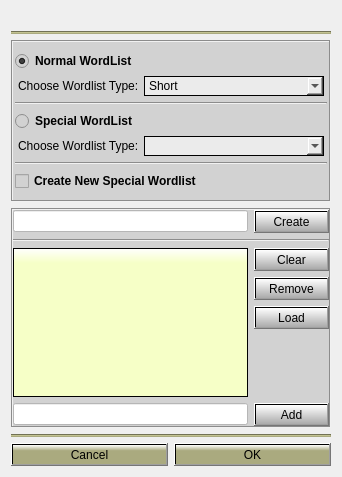
Above: Gui/src/BruteTab/WordlistDialog.ui from 3nock/OTE before the change. Below: the same form after it.
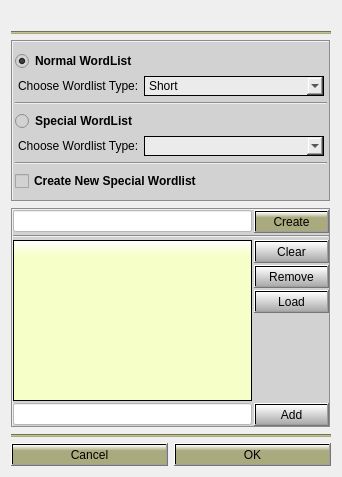
That is the form after the change.

The edit to the form file:
```diff
--- a/Gui/src/BruteTab/WordlistDialog.ui
+++ b/Gui/src/BruteTab/WordlistDialog.ui
@@ -262,6 +262,9 @@
       <enum>QFrame::Sunken</enum>
      </property>
      <layout class="QVBoxLayout" name="verticalLayout_3">
+      <property name="spacing">
+       <number>2</number>
+      </property>
       <property name="leftMargin">
        <number>0</number>
       </property>
@@ -286,7 +289,7 @@
         <item>
          <widget class="QPushButton" name="pushButton_create">
           <property name="styleSheet">
-           <string notr="true">background-color: qlineargradient(x1: 0, y1: 0, x2: 0, y2: 1.5, stop: 0 white, stop: 1 grey);</string>
+           <string notr="true">background-color: qlineargradient(x1: 0, y1: 0, x2: 0, y2: 1, stop: 0 white, stop: 0.3 rgb(170, 170, 127));</string>
           </property>
           <property name="text">
            <string>Create</string>
@@ -331,6 +334,9 @@
         </item>
         <item>
          <layout class="QVBoxLayout" name="verticalLayout_2">
+          <property name="spacing">
+           <number>2</number>
+          </property>
           <item>
            <widget class="QPushButton" name="pushButton_clear">
             <property name="styleSheet">
```
